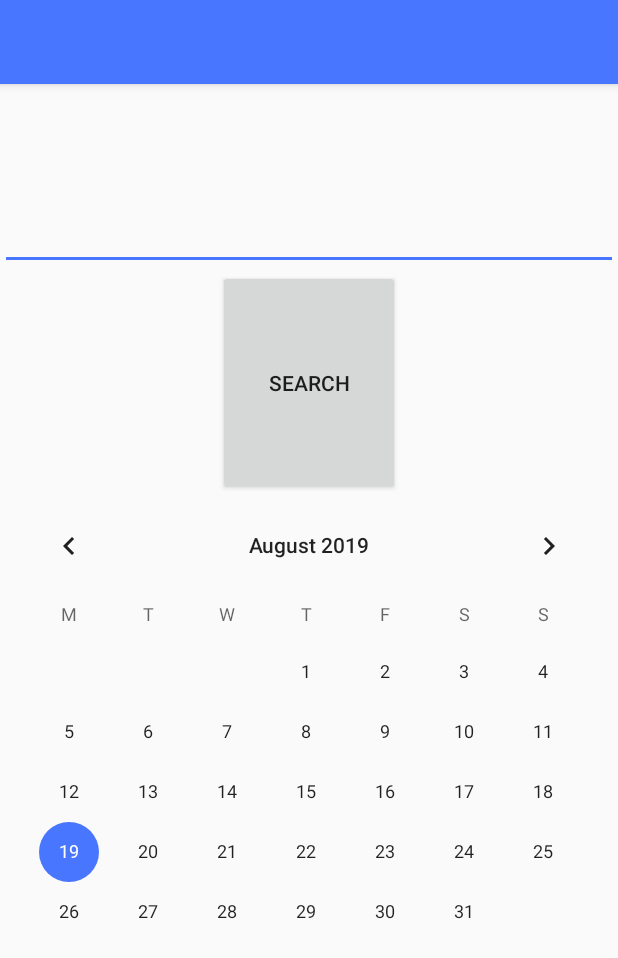
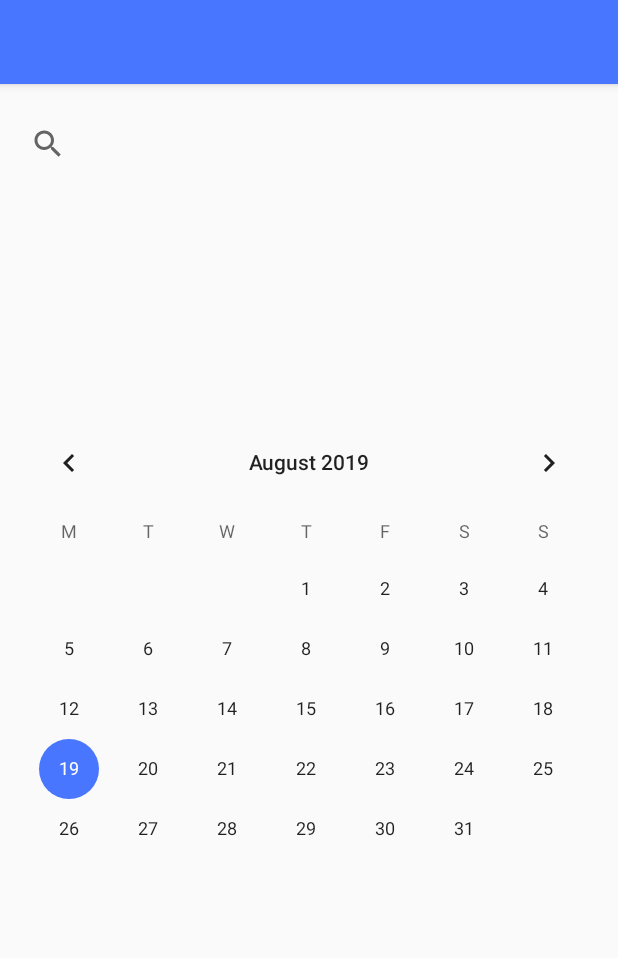
Before and after one commit to 0902338471/FinalProjectMobile, an Android app: the CalendarActivity screen opened directly, with no data from a screen before it, on a phone screen of 412 x 824 dp. Shown: the top 958 px of the screen. Run offline under Robolectric (Android 15) with nearby library versions, the phone set to English and light mode, and no system bars; our stand-ins replace Firebase (no records; nobody signed in at launch, a user with empty details on screens opened directly).

Commit message:
update searchview and some stuff

```diff
--- a/app/src/main/java/com/example/finalproject/CalendarActivity.java
+++ b/app/src/main/java/com/example/finalproject/CalendarActivity.java
@@ -17,6 +17,7 @@ import com.google.firebase.database.FirebaseDatabase;
 import com.google.firebase.database.ValueEventListener;
 
 import androidx.appcompat.app.AppCompatActivity;
+
 import androidx.appcompat.widget.Toolbar;
 import androidx.core.app.NotificationCompat;
 
@@ -28,6 +29,7 @@ import android.widget.Button;
 import android.widget.CalendarView;
 import android.widget.EditText;
 import android.widget.ImageView;
+import android.widget.SearchView;
 import android.widget.Toast;
 
 import java.io.IOException;
@@ -44,6 +46,7 @@ public class CalendarActivity extends AppCompatActivity {
     Button changeAvatarButton;
     Button searchButton;
     EditText textField;
+    SearchView searchView;
     int Image_Request_Code = 7;
     private Uri FilePathUri;
 
@@ -69,26 +72,32 @@ public class CalendarActivity extends AppCompatActivity {
     }
 
     private void onSearchButtonClicked() {
-        searchButton.setOnClickListener(new View.OnClickListener() {
+
+        searchView.setOnQueryTextListener(new SearchView.OnQueryTextListener() {
             @Override
-            public void onClick(View view) {
+            public boolean onQueryTextSubmit(String query) {
                 if(!isuserActive)
                     Toast.makeText(getApplicationContext(), "Waiting for user to be active", Toast.LENGTH_LONG).show();
                 else
                 {
                     Intent i=new Intent(CalendarActivity.this,SearchViewingResult.class);
-                    i.putExtra("QueryActivity",textField.getText().toString());
+                    i.putExtra("QueryActivity",query);
                     i.putExtra("UserID",mUser.getUserID());
                     startActivity(i);
                 }
+                return false;
+            }
+
+            @Override
+            public boolean onQueryTextChange(String newText) {
+                return false;
             }
         });
     }
 
     private void onFindViewByID() {
         simpleCalendarView=findViewById(R.id.simpleCalendarView);
-        searchButton=(Button)findViewById(R.id.SearchButton);
-        textField=(EditText)findViewById(R.id.textSearch);
+        searchView=findViewById(R.id.searchview);
     }
 
 
--- a/app/src/main/res/layout/content_calendar.xml
+++ b/app/src/main/res/layout/content_calendar.xml
@@ -1,5 +1,5 @@
 <?xml version="1.0" encoding="utf-8"?>
-<LinearLayout xmlns:android="http://schemas.android.com/apk/res/android"
+<androidx.constraintlayout.widget.ConstraintLayout xmlns:android="http://schemas.android.com/apk/res/android"
     xmlns:app="http://schemas.android.com/apk/res-auto"
     xmlns:tools="http://schemas.android.com/tools"
     android:layout_width="match_parent"
@@ -7,32 +7,33 @@
     tools:context=".CalendarActivity"
     android:orientation="vertical">
     <!-- CalendarView có ngày thừ là ngày đầu tiên và ngày tối thiểu, ngày tối đa -->
-    <EditText
-        android:layout_width="match_parent"
-        android:layout_height="80dp"
-        android:layout_marginTop="100dp"
-        android:id="@+id/textSearch"/>
 
-    <Button
-        android:id="@+id/SearchButton"
-        android:layout_width="121dp"
-        android:layout_height="150dp"
-        android:layout_gravity="center"
-        android:text="search" />
     <CalendarView
         android:id="@+id/simpleCalendarView"
         android:layout_width="match_parent"
-        android:layout_height="450dp"
-        android:layout_marginBottom="233dp"
+        android:layout_height="329dp"
+        android:layout_marginBottom="220dp"
         android:firstDayOfWeek="2"
-        android:theme="@style/ThemeOverlay.AppCompat"
         android:maxDate="01/01/2020"
         android:minDate="01/01/2019"
+        android:theme="@style/ThemeOverlay.AppCompat"
         app:layout_constraintBottom_toBottomOf="parent"
         app:layout_constraintEnd_toEndOf="parent"
+        app:layout_constraintHorizontal_bias="1.0"
         app:layout_constraintStart_toStartOf="parent" />
 
+    <SearchView
+        android:id="@+id/searchview"
+        android:layout_width="395dp"
+        android:layout_height="47dp"
+        android:layout_marginStart="8dp"
+        android:layout_marginTop="72dp"
+        android:layout_marginEnd="8dp"
+        android:queryHint="What are you finding?"
+        app:layout_constraintEnd_toEndOf="parent"
+        app:layout_constraintHorizontal_bias="0.0"
+        app:layout_constraintStart_toStartOf="parent"
+        app:layout_constraintTop_toTopOf="parent" />
 
 
-
-</LinearLayout>
+</androidx.constraintlayout.widget.ConstraintLayout>
```
Also changed, not shown: app/src/main/AndroidManifest.xml (+11 -4 lines), app/src/main/res/layout/activity_viewing.xml (+21 -19 lines).
